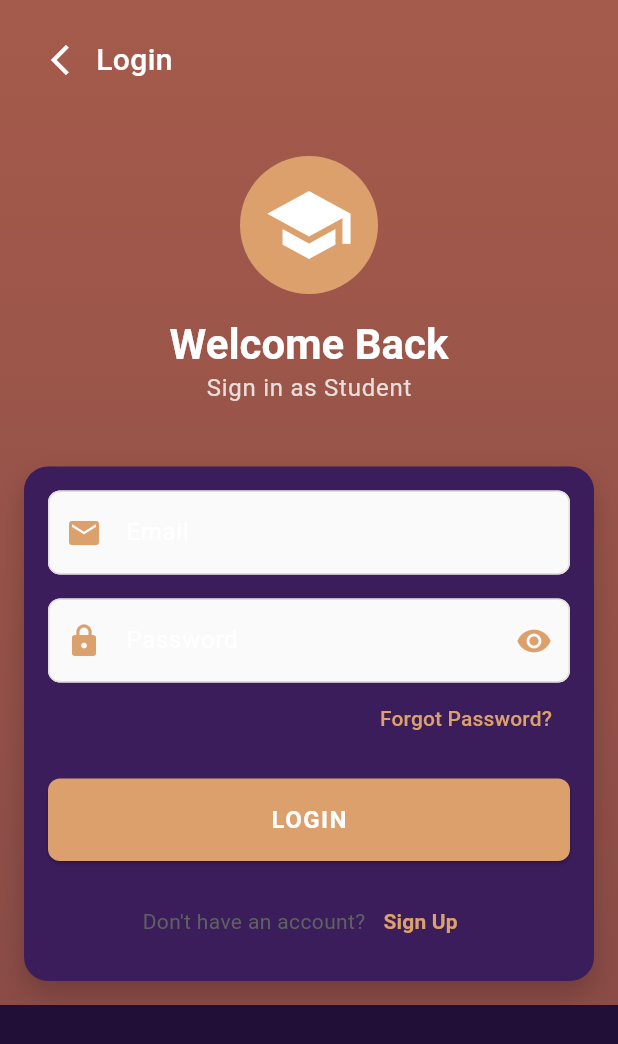
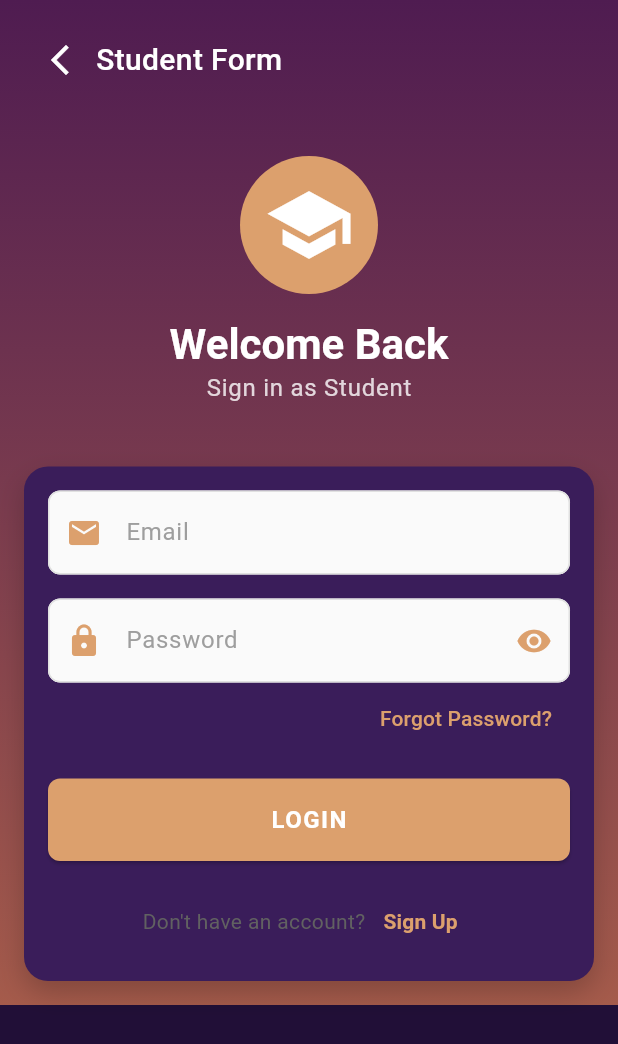
Before and after one commit to ksandeleon/student-management-mobile-app, a Flutter app: the screen it shows after launch, after a tap on "LOGIN", on a phone screen of 412 x 824 dp. Shown: the top 1044 px of the screen. Run offline on Flutter 3.47's test engine with Material 3 defaults, Android fonts, the phone set to English and light mode, and no system bars; our stand-ins replace cloud_firestore, firebase_auth, firebase_core; accounts and stored records are empty.

Commit message:
ui fix login and wc screen

```diff
--- a/lib/features/auth/presentation/screens/login_screen.dart
+++ b/lib/features/auth/presentation/screens/login_screen.dart
@@ -40,7 +40,7 @@ class _LoginScreenState extends State<LoginScreen> {
   void dispose() {
     _emailController.dispose();
     _passwordController.dispose();
-    _adminKeyController.dispose(); // <-- Dispose this too
+    _adminKeyController.dispose();
     super.dispose();
   }
 
@@ -185,8 +185,8 @@ Future<void> _handleLogin() async {
             begin: Alignment.topCenter,
             end: Alignment.bottomCenter,
             colors: [
+              theme.colorScheme.secondary,
               theme.colorScheme.primary,
-              theme.colorScheme.primary.withOpacity(0.8),
             ],
           ),
         ),
@@ -207,7 +207,7 @@ Future<void> _handleLogin() async {
                         onPressed: () => Navigator.pop(context),
                       ),
                       Text(
-                        'Login',
+                        'Student Form',
                         style: TextStyle(
                           color: theme.colorScheme.onPrimary,
                           fontSize: 20,
@@ -278,6 +278,7 @@ Future<void> _handleLogin() async {
                               keyboardType: TextInputType.emailAddress,
                               decoration: InputDecoration(
                                 labelText: 'Email',
+                                  labelStyle: TextStyle(color: Colors.grey), // <-- Label color
                                 hintText:
                                     isAdmin
                                         ? 'admin@school.edu'
@@ -342,6 +343,7 @@ Future<void> _handleLogin() async {
                               obscureText: !_isPasswordVisible,
                               decoration: InputDecoration(
                                 labelText: 'Password',
+                                  labelStyle: TextStyle(color: Colors.grey), // <-- Label color
                                 hintText: '••••••••',
                                 prefixIcon: Icon(
                                   Icons.lock,
@@ -435,6 +437,7 @@ Future<void> _handleLogin() async {
                                         _adminKeyController, // Add this line
                                     decoration: InputDecoration(
                                       labelText: 'Admin Security Key',
+                                        labelStyle: TextStyle(color: Colors.grey), // <-- Label color
                                       hintText: 'Enter your admin access key',
                                       prefixIcon: Icon(
                                         Icons.security,
--- a/lib/features/auth/presentation/screens/welcome_screen.dart
+++ b/lib/features/auth/presentation/screens/welcome_screen.dart
@@ -23,6 +23,7 @@ class WelcomeScreen extends StatelessWidget {
           ),
     ),
         child: SafeArea(
+          child: SingleChildScrollView(
             child: Padding(
               padding: const EdgeInsets.all(kDefaultPadding),
               child: Column(
@@ -37,7 +38,7 @@ class WelcomeScreen extends StatelessWidget {
                   ),
                   const SizedBox(height: kDefaultPadding),
                   Text(
-                  'Go Classroom',
+                    'Go Student',
                     style: theme.textTheme.headlineLarge?.copyWith(
                       color: theme.colorScheme.onPrimary,
                       fontSize: 36,
@@ -49,7 +50,7 @@ class WelcomeScreen extends StatelessWidget {
                   // Tagline
                   const SizedBox(height: kSmallPadding),
                   Text(
-                  'smart mobile classroom app',
+                    'smart simple classroom app',
                     style: theme.textTheme.bodyLarge?.copyWith(
                       color: theme.colorScheme.onPrimary,
                       fontSize: 16,
@@ -81,8 +82,9 @@ class WelcomeScreen extends StatelessWidget {
                     'admin',
                   ),
 
-                const SizedBox(height: 40),
+                  const SizedBox(height: 10),
                 ],
+              ),
             ),
           ),
         ),
@@ -182,11 +184,15 @@ class WelcomeScreen extends StatelessWidget {
                   padding: const EdgeInsets.symmetric(vertical: 15),
                   shape: RoundedRectangleBorder(
                     borderRadius: BorderRadius.circular(kDefaultBorderRadius),
-                    side: BorderSide(color: accentColor.withOpacity(0.5)),
+                    side: BorderSide(color: accentColor),
                   ),
                 ),
                 child: Text(
-                  'SIGN UP',
+                  userType.toLowerCase() == 'admin'
+                      ? 'APPLY'
+                      : userType.toLowerCase() == 'student'
+                      ? 'ENROLL'
+                      : 'SIGN UP',
                   style: TextStyle(
                     color: accentColor,
                     fontSize: 16,
```
Lines whose indentation alone changed are shown as unchanged.
